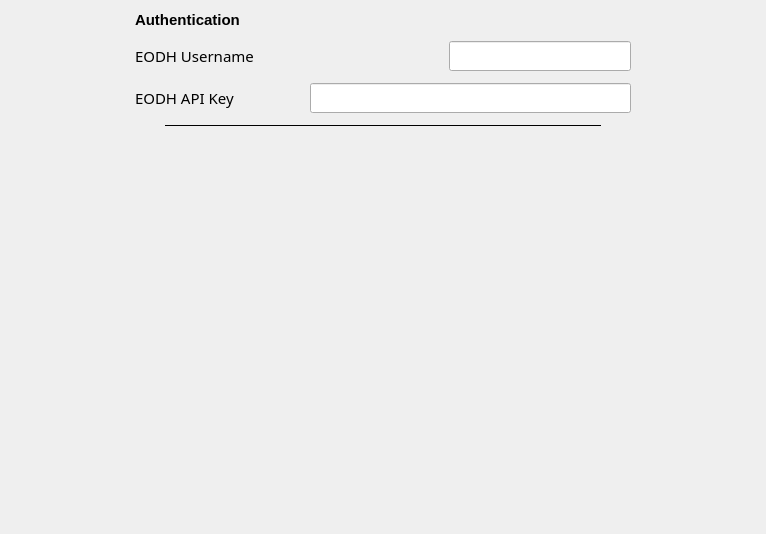
Before: the Qt Designer form eodh_qgis/ui/settings.ui in EO-DataHub/eodh-qgis, drawn with Qt 5.
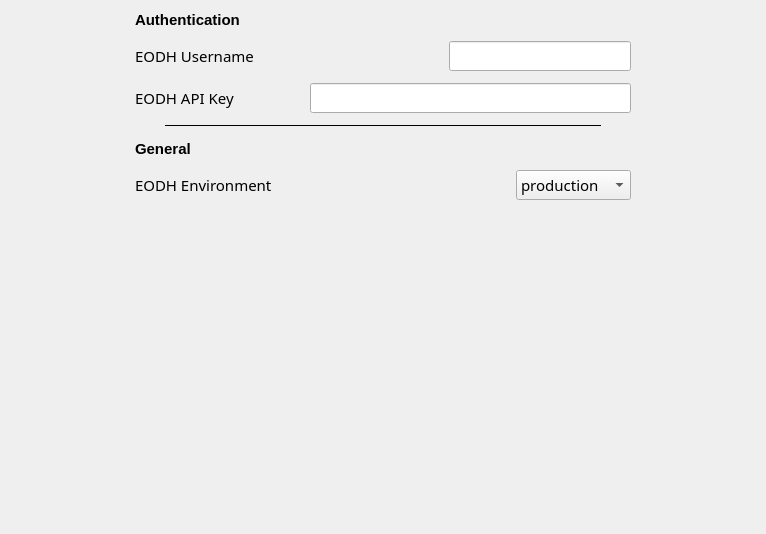
After: the same form once the commit is applied.

Commit message: Add environment selector

What changed in the file:
```diff
--- a/eodh_qgis/ui/settings.ui
+++ b/eodh_qgis/ui/settings.ui
@@ -141,10 +141,61 @@
       </widget>
      </item>
      <item>
-      <layout class="QHBoxLayout" name="horizontalLayout_4"/>
+      <widget class="QLabel" name="label_6">
+       <property name="font">
+        <font>
+         <pointsize>11</pointsize>
+         <weight>75</weight>
+         <bold>true</bold>
+        </font>
+       </property>
+       <property name="text">
+        <string>General</string>
+       </property>
+      </widget>
      </item>
      <item>
-      <layout class="QHBoxLayout" name="horizontalLayout_5"/>
+      <layout class="QHBoxLayout" name="horizontalLayout_5" stretch="0,2,1">
+       <item>
+        <widget class="QLabel" name="label">
+         <property name="text">
+          <string>EODH Environment</string>
+         </property>
+        </widget>
+       </item>
+       <item>
+        <spacer name="horizontalSpacer_6">
+         <property name="orientation">
+          <enum>Qt::Horizontal</enum>
+         </property>
+         <property name="sizeHint" stdset="0">
+          <size>
+           <width>40</width>
+           <height>20</height>
+          </size>
+         </property>
+        </spacer>
+       </item>
+       <item>
+        <widget class="QComboBox" name="env_select">
+         <item>
+          <property name="text">
+           <string>production</string>
+          </property>
+         </item>
+         <item>
+          <property name="text">
+           <string>staging</string>
+          </property>
+         </item>
+         <item>
+          <property name="text">
+           <string>test</string>
+          </property>
+         </item>
+        </widget>
+       </item>
+      </layout>
      </item>
      <item>
       <spacer name="verticalSpacer">
```
The commit also changes 3 other files.
